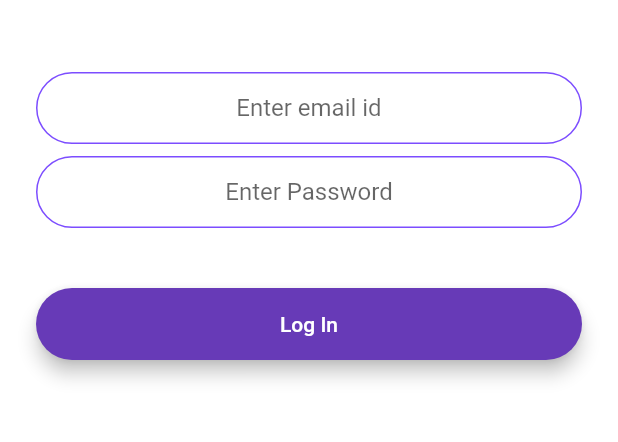
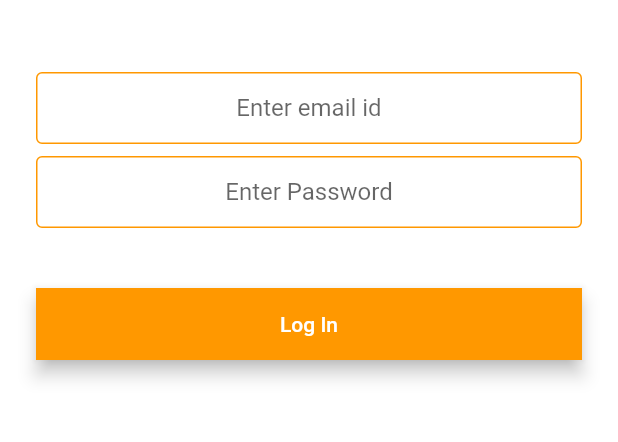
Before and after one commit to Coding-Club-IITG/Git-Workshop-flutter, a Flutter app: the screen it shows after launch, after a tap on "Log In", on a phone screen of 412 x 824 dp, the part 576-1018 px from its top. Run offline on Flutter 3.47's test engine with Material 2 defaults, Android fonts, the phone set to English and light mode, and no system bars; our stand-ins replace animated_text_kit, cloud_firestore, firebase_auth, firebase_core, modal_progress_hud; accounts and stored records are empty.

Commit message:
fixed issue 5

```diff
--- a/lib/components/rounded_button.dart
+++ b/lib/components/rounded_button.dart
@@ -13,7 +13,7 @@ class RoundedButton extends StatelessWidget {
       child: Material(
         elevation: 5.0,
         color: color,
-        borderRadius: BorderRadius.circular(30.0),
+        // borderRadius: BorderRadius.circular(30.0),
         child: MaterialButton(
           onPressed: onPressed,
           minWidth: 200.0,
--- a/lib/constants.dart
+++ b/lib/constants.dart
@@ -7,17 +7,21 @@ const kTextFieldDecoration = InputDecoration(
     horizontal: 20.0,
   ),
   border: OutlineInputBorder(
-    borderRadius: BorderRadius.all(Radius.circular(32.0)),
+    // borderRadius: BorderRadius.all(Radius.circular(32.0)),
   ),
   enabledBorder: OutlineInputBorder(
-    borderSide: BorderSide(color: Colors.deepPurpleAccent, width: 1.0),
-    borderRadius: BorderRadius.all(Radius.circular(32.0)),
+    borderSide: BorderSide(color: Colors.orange, width: 1.0),
+    // borderRadius: BorderRadius.all(Radius.circular(32.0)),
   ),
   focusedBorder: OutlineInputBorder(
-    borderSide: BorderSide(color: Colors.deepPurpleAccent, width: 2.0),
-    borderRadius: BorderRadius.all(Radius.circular(32.0)),
+    borderSide: BorderSide(color: Colors.orange, width: 2.0),
+    // borderRadius: BorderRadius.all(Radius.circular(32.0)),
   ),
 );
 
 const kAnimatedTextStyle = TextStyle(
-    fontSize: 35.0, fontWeight: FontWeight.w900, color: Colors.deepPurple);
+    fontSize: 35.0,
+    fontWeight: FontWeight.w900,
+    color: Colors.orangeAccent,
+
+);
--- a/lib/screens/create_task.dart
+++ b/lib/screens/create_task.dart
@@ -18,7 +18,7 @@ class _TodoCreateState extends State<TodoCreate> {
   Widget build(BuildContext context) {
     return Scaffold(
       appBar: AppBar(
-          backgroundColor: Colors.deepPurpleAccent,
+          backgroundColor: Colors.orange,
           title: Text('Create a Task')),
       backgroundColor: Colors.white,
       body: Center(
@@ -34,7 +34,7 @@ class _TodoCreateState extends State<TodoCreate> {
       ),
       floatingActionButton: RoundedButton(
         text: 'Add task!',
-        color: Colors.deepPurple,
+        color: Colors.orange,
         onPressed: () async {
           //Creating a new task
           await collection.add({'name': controller.text, 'completed': false});
--- a/lib/screens/login_screen.dart
+++ b/lib/screens/login_screen.dart
@@ -66,7 +66,7 @@ class _LoginScreenState extends State<LoginScreen> {
                   height: 24.0,
                 ),
                 RoundedButton(
-                    color: Colors.deepPurple,
+                    color: Colors.orange,
                     text: 'Log In',
                     onPressed: () async {
                       setState(() {
--- a/lib/screens/registration_screen.dart
+++ b/lib/screens/registration_screen.dart
@@ -64,7 +64,7 @@ class _RegistrationScreenState extends State<RegistrationScreen> {
                 height: 24.0,
               ),
               RoundedButton(
-                color: Colors.blueAccent,
+                color: Colors.orange  ,
                 text: 'Register',
                 onPressed: () async {
                   setState(() {
--- a/lib/screens/todo_screen.dart
+++ b/lib/screens/todo_screen.dart
@@ -39,7 +39,7 @@ class _TodoScreenState extends State<TodoScreen> {
       backgroundColor: Colors.white,
       appBar: AppBar(
         title: Text('Things TO DO'),
-        backgroundColor: Colors.deepPurpleAccent,
+        backgroundColor: Colors.orange,
         actions: [
           IconButton(
               icon: Icon(Icons.close),
@@ -65,7 +65,7 @@ class _TodoScreenState extends State<TodoScreen> {
                 children: snapshot.data.docs.map((DocumentSnapshot document) {
                   return CheckboxListTile(
                       checkColor: Colors.white,
-                      activeColor: Colors.deepPurple,
+                      activeColor: Colors.orange,
                       title: Text(document['name']),
                       value: document['completed'],
                       onChanged: (newValue) => _firestore
@@ -79,7 +79,7 @@ class _TodoScreenState extends State<TodoScreen> {
       ),
       floatingActionButton: RoundedButton(
         text: 'Add Task!',
-        color: Colors.deepPurple,
+        color: Colors.orange,
         onPressed: () => Navigator.pushNamed(context, TodoCreate.id),
       ),
     );
--- a/lib/screens/welcome_screen.dart
+++ b/lib/screens/welcome_screen.dart
@@ -77,21 +77,21 @@ class _WelcomeScreenState extends State<WelcomeScreen>
               height: 48.0,
             ),
             RoundedButton(
-              color: Colors.deepPurple,
+              color: Colors.orange,
               text: 'Log In',
               onPressed: () {
                 Navigator.pushNamed(context, LoginScreen.id);
               },
             ),
             RoundedButton(
-              color: Colors.deepPurple[400],
+              color: Colors.orange,
               text: 'Register',
               onPressed: () {
                 Navigator.pushNamed(context, RegistrationScreen.id);
               },
             ),
             RoundedButton(
-              color: Colors.deepPurple[100],
+              color: Colors.orange[200],
               text: 'Sign In With Google',
               onPressed: () {
                 Navigator.pushNamed(context, LoginScreen.id);
```
Also changed, not shown: pubspec.lock, 10 other files.
